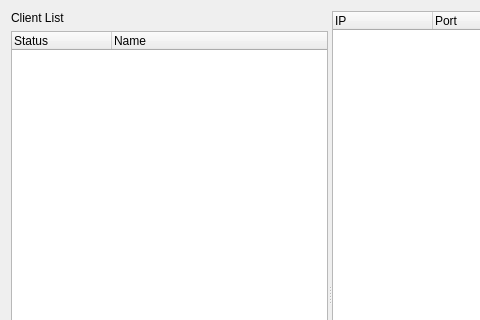
Above: Network/chatRoom.ui from geonwuk/TheEditor before the change; both pictures show x 0 to 480 and y 0 to 320 of the 660 by 588 pixel window. Below: the same form after it.
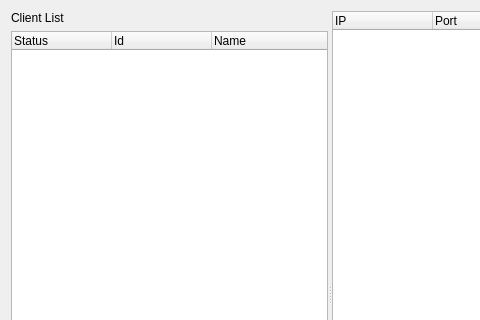
That is the form after the change.

The edit to the form file:
```diff
--- a/Network/chatRoom.ui
+++ b/Network/chatRoom.ui
@@ -47,6 +47,11 @@
            <string>Status</string>
           </property>
          </column>
+         <column>
+          <property name="text">
+           <string>Id</string>
+          </property>
+         </column>
          <column>
           <property name="text">
            <string>Name</string>
```
